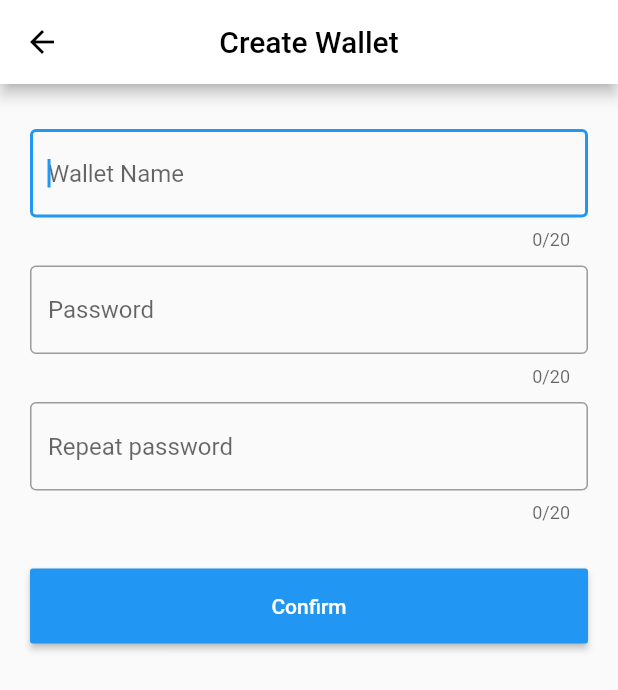
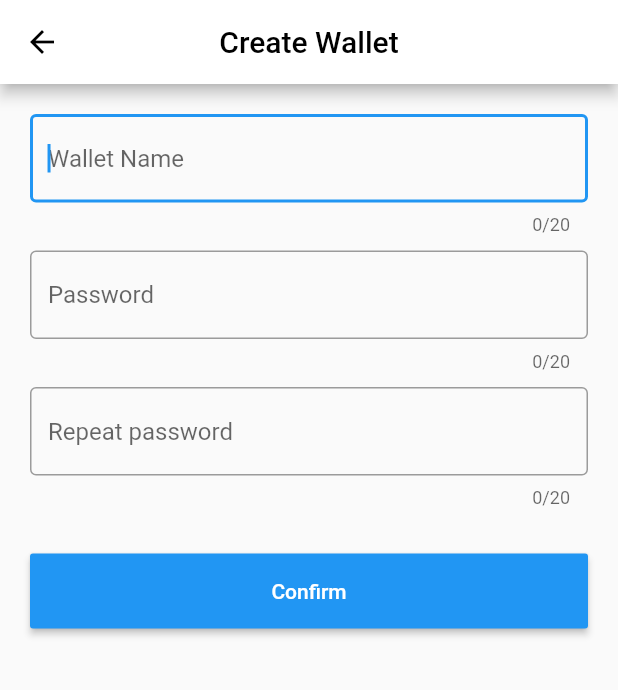
Before and after one commit to uldaman/flutter_veatre, a Flutter app: the CreateWallet screen opened by its route, on a phone screen of 412 x 824 dp. Shown: the top 690 px of the screen. Run offline on Flutter 3.47's test engine with Material 2 defaults, Android fonts, the phone set to English and light mode, and no system bars; our stand-ins replace dio, flutter_secure_storage, font_awesome_flutter, qr_flutter, validators; missing offline and left inert: flutter_inappbrowser, pointycastle, web3dart; accounts and stored records are empty; network calls fail; Roboto replaces fonts that are missing (Aveny); project files that could hold a hidden picture were left out.

Commit message:
refactor ui

```diff
--- a/lib/src/ui/createWallet.dart
+++ b/lib/src/ui/createWallet.dart
@@ -12,7 +12,6 @@ import 'package:veatre/src/storage/storage.dart';
 
 class CreateWallet extends StatefulWidget {
   static const routeName = '/wallets/creation';
-
   CreateWallet() : super();
 
   @override
@@ -39,7 +38,12 @@ class CreateWalletState extends State<CreateWallet> {
           child: Column(
             children: <Widget>[
               Container(
-                margin: EdgeInsets.only(top: 30),
+                margin: EdgeInsets.only(top: 20),
+                child: Theme(
+                  data: ThemeData(
+                    primaryColor: Colors.blue,
+                    primaryColorDark: Colors.blueAccent,
+                  ),
                   child: TextField(
                     controller: walletNameController,
                     maxLength: 20,
@@ -47,15 +51,21 @@ class CreateWalletState extends State<CreateWallet> {
                     decoration: InputDecoration(
                       border: OutlineInputBorder(
                         borderSide: BorderSide(
-                        color: Colors.lightBlue,
+                          color: Colors.blue,
                         ),
                       ),
                       hintText: 'Wallet Name',
                     ),
                   ),
+                ),
                 padding: EdgeInsets.fromLTRB(20, 0, 20, 10),
               ),
               Container(
+                child: Theme(
+                  data: ThemeData(
+                    primaryColor: Colors.blue,
+                    primaryColorDark: Colors.blueAccent,
+                  ),
                   child: TextField(
                     controller: passwordController,
                     maxLength: 20,
@@ -69,9 +79,15 @@ class CreateWalletState extends State<CreateWallet> {
                       hintText: 'Password',
                     ),
                   ),
+                ),
                 padding: EdgeInsets.fromLTRB(20, 0, 20, 10),
               ),
               Container(
+                child: Theme(
+                  data: ThemeData(
+                    primaryColor: Colors.blue,
+                    primaryColorDark: Colors.blueAccent,
+                  ),
                   child: TextField(
                     controller: repeatPasswordController,
                     maxLength: 20,
@@ -83,6 +99,7 @@ class CreateWalletState extends State<CreateWallet> {
                         ),
                       ),
                       hintText: 'Repeat password',
+                    ),
                   ),
                 ),
                 padding: EdgeInsets.fromLTRB(20, 0, 20, 30),
```
Also changed, not shown: lib/screen/settings.dart (+12 -12 lines), lib/src/ui/importWallet.dart (+36 -0 lines), lib/src/ui/manageWallets.dart (+4 -3 lines), lib/src/ui/signCertificateDialog.dart (+7 -1 lines), lib/src/ui/signTxDialog.dart (+11 -5 lines), lib/src/ui/walletDetail.dart (+28 -4 lines), lib/src/ui/wallets.dart (+4 -3 lines). Lines whose indentation alone changed are shown as unchanged.
